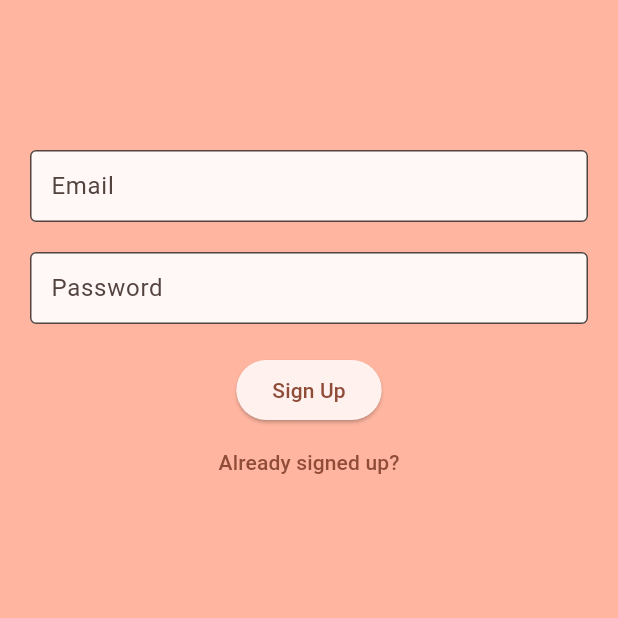
After one commit to Amean/cow-detector, a Flutter app: the screen it shows after launch, after a tap on "Login", after a tap on "Not signed up yet?", on a phone screen of 412 x 824 dp, the top half of it. The commit adds this screen. Run offline on Flutter 3.47's test engine with Material 3 defaults, Android fonts, the phone set to English and light mode, and no system bars; our stand-ins replace firebase_auth, firebase_core, go_router, logger; accounts and stored records are empty.

Commit message:
added firestore finished setting up login sign in screens mostly

```diff
--- /dev/null
+++ b/firestore.indexes.json
@@ -0,0 +1,4 @@
+{
+  "indexes": [],
+  "fieldOverrides": []
+}
--- a/lib/main.dart
+++ b/lib/main.dart
@@ -1,21 +1,26 @@
 import 'package:flutter/material.dart';
 import 'package:firebase_core/firebase_core.dart';
-import 'configs/firebase_options.dart';
+import 'firebase_options.dart';
 import 'package:firebase_auth/firebase_auth.dart';
 import 'package:go_router/go_router.dart';
 import 'package:cow_detector/screens/home_screen.dart';
 import 'package:cow_detector/screens/login_screen.dart';
 import 'package:cow_detector/screens/settings_screen.dart';
 import 'package:cow_detector/screens/splash_screen.dart';
+import 'package:cow_detector/screens/signup_screen.dart';
 
 Future<void> main() async {
   WidgetsFlutterBinding.ensureInitialized();
   await Firebase.initializeApp(
-    options: DefaultFirebaseOptions.currentPlatform,
+    options: DefaultFirebaseOptions.ios,
   );
 
 // Ideal time to initialize
-  await FirebaseAuth.instance.useAuthEmulator('localhost', 9099);
+  try {
+    await FirebaseAuth.instance.useAuthEmulator('localhost', 9099);
+  } catch (e) {
+    print(e);
+  }
 //...
 
   runApp(const CowDetectorApp());
@@ -42,6 +47,12 @@ final GoRouter _router = GoRouter(
       },
     ),
     GoRoute(
+      path: '/signup',
+      builder: (BuildContext context, GoRouterState state) {
+        return const SignUpScreen();
+      },
+    ),
+    GoRoute(
       path: '/',
       builder: (BuildContext context, GoRouterState state) {
         return SplashScreen();
--- a/lib/screens/login_screen.dart
+++ b/lib/screens/login_screen.dart
@@ -1,4 +1,6 @@
 import 'package:flutter/material.dart';
+import 'package:cow_detector/services/auth_service.dart';
+import 'package:go_router/go_router.dart';
 
 class LoginScreen extends StatefulWidget {
   const LoginScreen({super.key});
@@ -8,6 +10,10 @@ class LoginScreen extends StatefulWidget {
 }
 
 class _LoginScreenState extends State<LoginScreen> {
+  final GlobalKey<FormState> _formKey = GlobalKey<FormState>();
+  String _email = "";
+  String _password = "";
+
   @override
   Widget build(BuildContext context) {
     return Scaffold(
@@ -15,6 +21,8 @@ class _LoginScreenState extends State<LoginScreen> {
       body: Container(
         constraints: const BoxConstraints(minWidth: 300, maxWidth: 500),
         padding: const EdgeInsets.symmetric(horizontal: 20, vertical: 100),
+        child: Form(
+          key: _formKey,
           child: Column(children: [
             //const SizedBox(height: 100),
             TextFormField(
@@ -26,9 +34,19 @@ class _LoginScreenState extends State<LoginScreen> {
                 fillColor: Theme.of(context).colorScheme.background,
                 filled: true,
               ),
+              validator: (String? value) {
+                if (value == null || value.isEmpty) {
+                  return 'Please enter email';
+                }
+                return null;
+              },
+              onSaved: (value) {
+                _email = value!;
+              },
             ),
             const SizedBox(height: 20),
             TextFormField(
+              obscureText: true,
               decoration: InputDecoration(
                 contentPadding:
                     const EdgeInsets.symmetric(vertical: 10, horizontal: 10),
@@ -37,13 +55,39 @@ class _LoginScreenState extends State<LoginScreen> {
                 fillColor: Theme.of(context).colorScheme.background,
                 filled: true,
               ),
+              validator: (String? value) {
+                if (value == null || value.isEmpty) {
+                  return 'Please enter password';
+                }
+                return null;
+              },
+              onSaved: (value) {
+                _password = value!;
+              },
             ),
             const SizedBox(height: 20),
+            // TextButton(
+            //   onPressed: () {context.go('/')}
+            //   child: Text('Trouble logging in?'),)
             ElevatedButton(
-            onPressed: () => {},
-            child: const Text('Sign In/Sign Up'),
+              onPressed: () async {
+                if (_formKey.currentState!.validate()) {
+                  // If the form is valid, save the value.
+                  _formKey.currentState!.save();
+                  await AuthService()
+                      .signInWithEmailAndPassword(_email, _password);
+                }
+              },
+              child: const Text('Login'),
             ),
+            TextButton(
+              onPressed: () {
+                context.go('/signup');
+              },
+              child: Text('Not signed up yet?'),
+            )
           ]),
+        ),
       ),
     );
   }
--- /dev/null
+++ b/lib/screens/signup_screen.dart
@@ -0,0 +1,97 @@
+import 'package:flutter/material.dart';
+import 'package:cow_detector/services/auth_service.dart';
+import 'package:go_router/go_router.dart';
+
+class SignUpScreen extends StatefulWidget {
+  const SignUpScreen({super.key});
+
+  @override
+  State<SignUpScreen> createState() => _SignUpScreenState();
+}
+
+class _SignUpScreenState extends State<SignUpScreen> {
+  final GlobalKey<FormState> _formKey = GlobalKey<FormState>();
+  String _email = "";
+  String _password = "";
+
+  @override
+  Widget build(BuildContext context) {
+    return Scaffold(
+      backgroundColor: Theme.of(context).colorScheme.inversePrimary,
+      body: Container(
+        constraints: const BoxConstraints(minWidth: 300, maxWidth: 500),
+        padding: const EdgeInsets.symmetric(horizontal: 20, vertical: 100),
+        child: Form(
+          key: _formKey,
+          child: Column(children: [
+            //const SizedBox(height: 100),
+            TextFormField(
+              decoration: InputDecoration(
+                contentPadding:
+                    const EdgeInsets.symmetric(vertical: 10, horizontal: 10),
+                labelText: 'Email',
+                border: const OutlineInputBorder(),
+                fillColor: Theme.of(context).colorScheme.background,
+                filled: true,
+              ),
+              validator: (String? value) {
+                if (value == null || value.isEmpty) {
+                  return 'Please enter email';
+                }
+                return null;
+              },
+              onSaved: (value) {
+                _email = value!;
+              },
+            ),
+            const SizedBox(height: 20),
+            TextFormField(
+              obscureText: true,
+              decoration: InputDecoration(
+                contentPadding:
+                    const EdgeInsets.symmetric(vertical: 10, horizontal: 10),
+                labelText: 'Password',
+                border: const OutlineInputBorder(),
+                fillColor: Theme.of(context).colorScheme.background,
+                filled: true,
+              ),
+              validator: (String? value) {
+                if (value == null || value.isEmpty) {
+                  return 'Please enter password';
+                }
+                return null;
+              },
+              onSaved: (value) {
+                _password = value!;
+              },
+            ),
+            const SizedBox(height: 20),
+            // TextButton(
+            //   onPressed: () {context.go('/')}
+            //   child: Text('Trouble logging in?'),)
+            ElevatedButton(
+              onPressed: () async {
+                if (_formKey.currentState!.validate()) {
+                  // If the form is valid, save the value.
+                  _formKey.currentState!.save();
+                  final usercred = await AuthService()
+                      .registerWithEmailAndPassword(_email, _password);
+                  if (usercred != null) {
+                    context.go('/home');
+                  }
+                }
+              },
+              child: const Text('Sign Up'),
+            ),
+            TextButton(
+              onPressed: () {
+                context.go('/login');
+              },
+              child: Text('Already signed up?'),
+            )
+          ]),
+        ),
+      ),
+    );
+  }
+}
```
Also changed, not shown: pubspec.yaml (+2 -59 lines), firebase.json (added), lib/firebase_options.dart (renamed from lib/configs/firebase_options.dart), 8 other files. Lines whose indentation alone changed are shown as unchanged.
